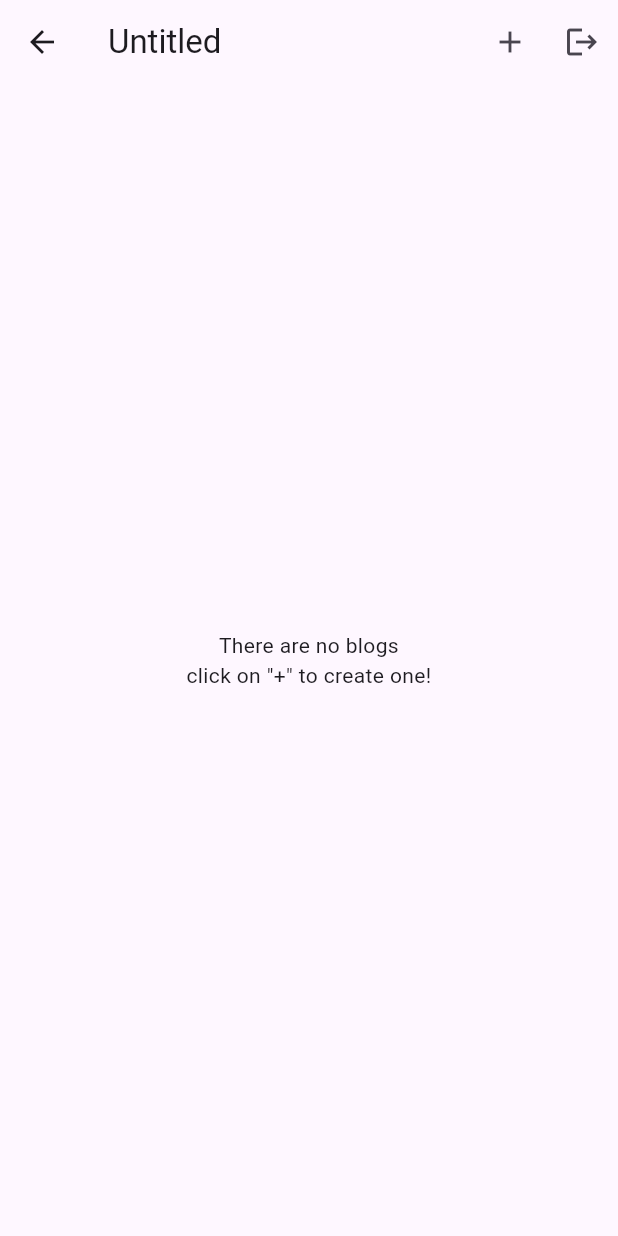
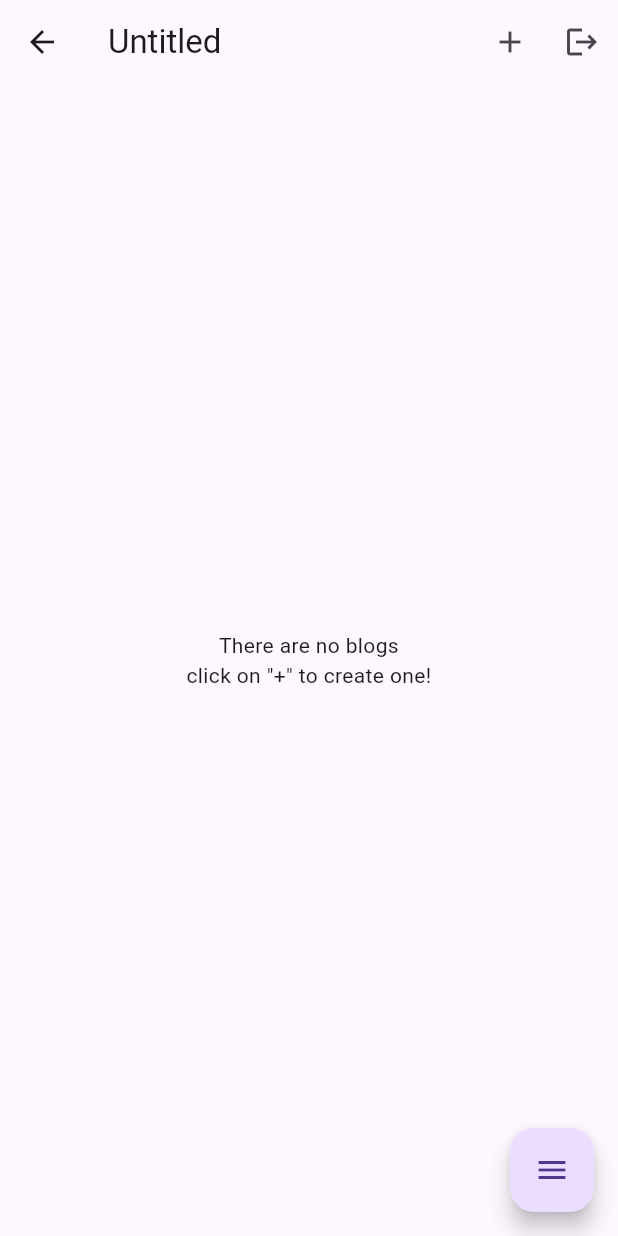
Before and after one commit to overetch/untitled_app, a Flutter app: the _MainScreen screen opened directly, on a phone screen of 412 x 824 dp. Run offline on Flutter 3.47's test engine with Material 3 defaults, Android fonts, the phone set to English and light mode, and no system bars; our stand-ins replace bloc, drift, drift_flutter, equatable, flutter_bloc, go_router and 2 more; accounts and stored records are empty; generated files the repository leaves out were written again; statements that could not run were skipped.

Commit message:
feat: - [WIP] added action fab.

```diff
--- a/lib/presentation/main_screen.dart
+++ b/lib/presentation/main_screen.dart
@@ -8,6 +8,7 @@ import 'package:untitled/feature/auth/presentation/widgets/logout_icon.dart';
 import 'package:untitled/feature/blog/domain/entity/blog.dart';
 import 'package:untitled/feature/blog/presentation/bloc/get_blog_bloc.dart';
 import 'package:untitled/feature/blog/presentation/widgets/blog_list_item.dart';
+import 'package:untitled/presentation/widgets/action_fab.dart';
 
 class MainScreen extends StatelessWidget {
   const MainScreen({super.key});
@@ -33,6 +34,7 @@ class _MainScreenState extends State<_MainScreen> {
   @override
   Widget build(BuildContext context) {
     return Scaffold(
+      floatingActionButton: ActionFab(),
       appBar: AppBar(
         title: Text('Untitled'),
         actions: [
--- /dev/null
+++ b/lib/presentation/widgets/action_fab.dart
@@ -0,0 +1,93 @@
+import 'package:flutter/material.dart';
+
+class ActionFab extends StatefulWidget {
+  const ActionFab({super.key});
+
+  @override
+  State<ActionFab> createState() => _ActionFabState();
+}
+
+class _ActionFabState extends State<ActionFab>
+    with SingleTickerProviderStateMixin {
+  late AnimationController _animationController;
+  late Animation<double> _mainFabOpacity;
+  late Animation<double> _actionsPosition;
+
+  @override
+  void initState() {
+    super.initState();
+    _animationController = AnimationController(
+      vsync: this,
+      duration: const Duration(milliseconds: 300),
+    );
+
+    _mainFabOpacity = CurvedAnimation(
+      parent: _animationController,
+      curve: Curves.bounceInOut,
+    );
+    _actionsPosition = CurvedAnimation(
+      parent: _animationController,
+      curve: Curves.easeOut,
+      reverseCurve: Curves.easeIn
+    );
+  }
+
+  @override
+  void dispose() {
+    _animationController.dispose();
+    super.dispose();
+  }
+
+  @override
+  Widget build(BuildContext context) {
+    return SizedBox.expand(
+      child: TapRegion(
+        onTapOutside: (_) {
+          _animationController.reverse();
+        },
+        child: Stack(
+          alignment: Alignment.bottomRight,
+          clipBehavior: Clip.none,
+          children: [
+            AnimatedBuilder(
+              animation: _actionsPosition,
+              builder: (context, child) {
+                return Opacity(
+                  opacity: _mainFabOpacity.value,
+                  child: Transform.translate(
+                    offset: Offset(
+                      -100 * _actionsPosition.value,
+                      -100 * _actionsPosition.value,
+                    ),
+                    child: child,
+                  ),
+                );
+              },
+              child: FloatingActionButton(
+                onPressed: () {},
+                child: Icon(Icons.add),
+              ),
+            ),
+
+            AnimatedBuilder(
+              animation: _mainFabOpacity,
+              builder: (context, child) {
+                return Opacity(opacity: 1 - _mainFabOpacity.value, child: child);
+              },
+              child: FloatingActionButton(
+                onPressed: () {
+                  if (_animationController.isDismissed) {
+                    _animationController.forward();
+                  } else {
+                    _animationController.reverse();
+                  }
+                },
+                child: Icon(Icons.menu),
+              ),
+            ),
+          ],
+        ),
+      ),
+    );
+  }
+}
```
